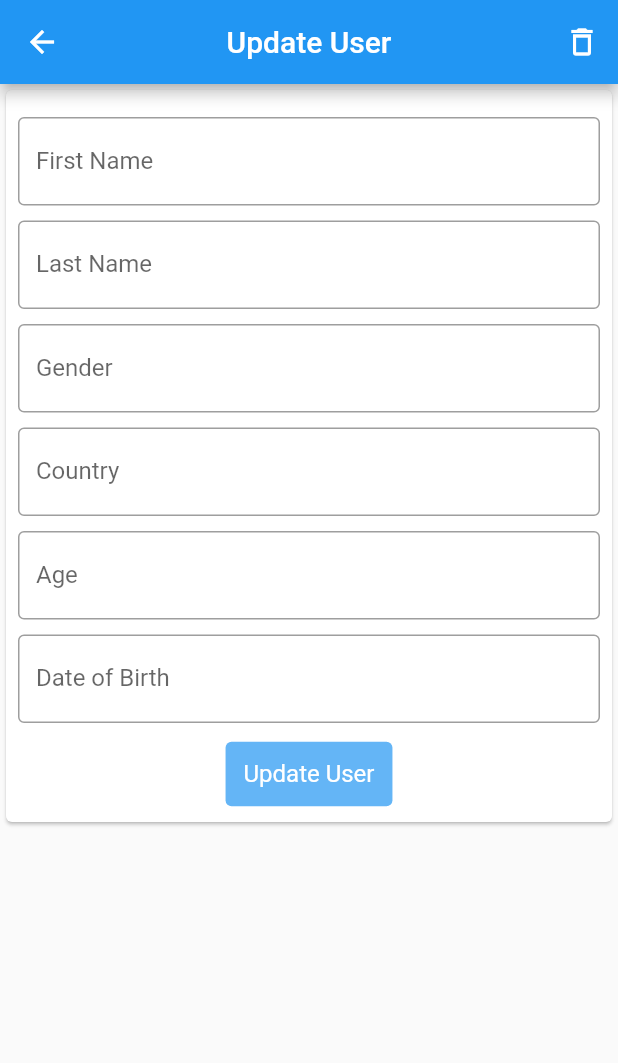
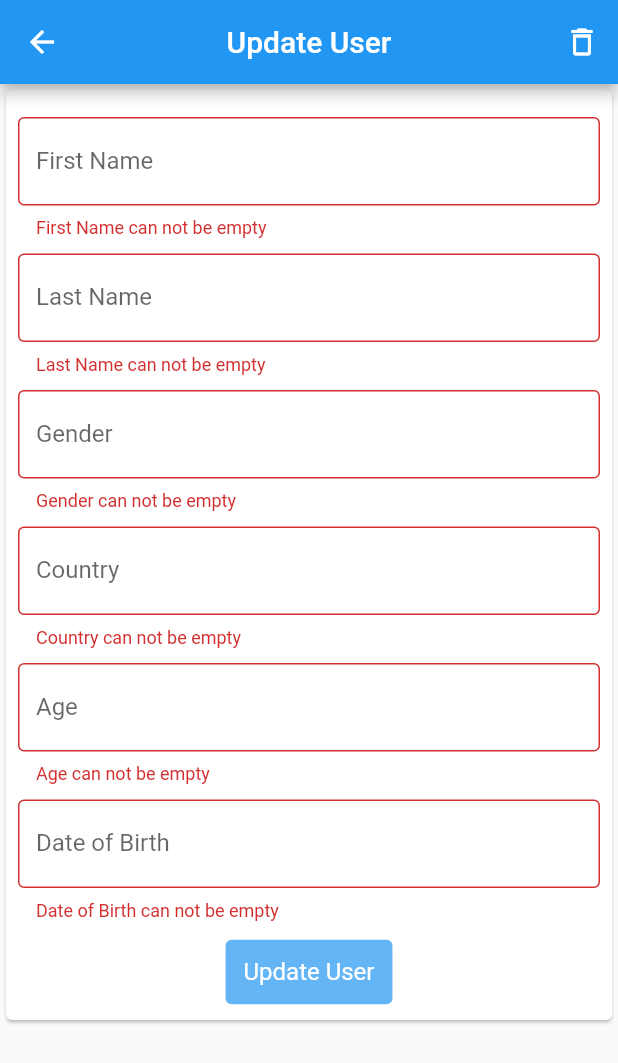
Before and after one commit to liyuKnow/flutter-drift-provider, a Flutter app: the EditUserScreen screen opened directly with empty values, after a tap on "Update User", on a phone screen of 412 x 824 dp. Shown: the top 1063 px of the screen. Run offline on Flutter 3.47's test engine with Material 2 defaults, Android fonts, the light colour scheme and no system bars; our stand-ins replace drift, permission_handler; missing offline and left inert: dart:ffi, spreadsheet_decoder; accounts and stored records are empty; generated files the repository leaves out were written again.

```diff
--- a/lib/src/widgets/screen/edit_screen.dart
+++ b/lib/src/widgets/screen/edit_screen.dart
@@ -15,6 +15,8 @@
 }
 
 class _EditUserScreenState extends State<EditUserScreen> {
+  final _formKey = GlobalKey<FormState>();
+
   late ReportDatabase _db;
   late UserData _UserData;
 
@@ -73,9 +75,9 @@
       body: Card(
           child: Padding(
         padding: const EdgeInsets.all(8.0),
-        child: Column(
-          mainAxisSize: MainAxisSize.min,
-          children: [
+        child: Form(
+          key: _formKey,
+          child: Column(mainAxisSize: MainAxisSize.min, children: [
             CustomFormField(
               controller: firstNameController,
               txtLabel: "First Name",
@@ -120,7 +122,7 @@
                     style: TextStyle(fontSize: 16),
                   ))
             ])
-          ],
+          ]),
         ),
       )),
     );
@@ -184,6 +186,8 @@
 
   void editUser() {
     // TODO : Update User Data With Location
+    final isValid = _formKey.currentState?.validate();
+    if (isValid != null && isValid) {
       // final entity = UserCompanion.insert(firstName: firstName, lastName: lastName, gender: gender, country: country, age: age)
       final entity = UserCompanion(
           id: drift.Value(widget.userId),
@@ -213,6 +217,7 @@
                   ))
             ]));
       });
+    }
   }
 
   void deleteUser() {
```
Lines whose indentation alone changed are shown as unchanged.
